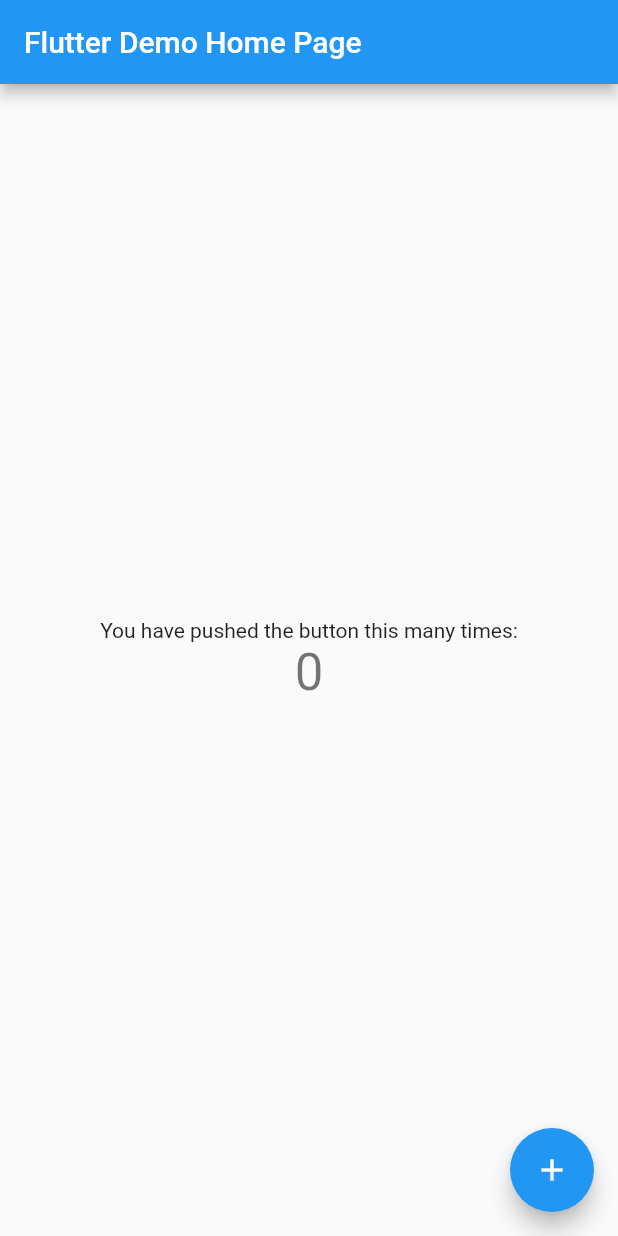
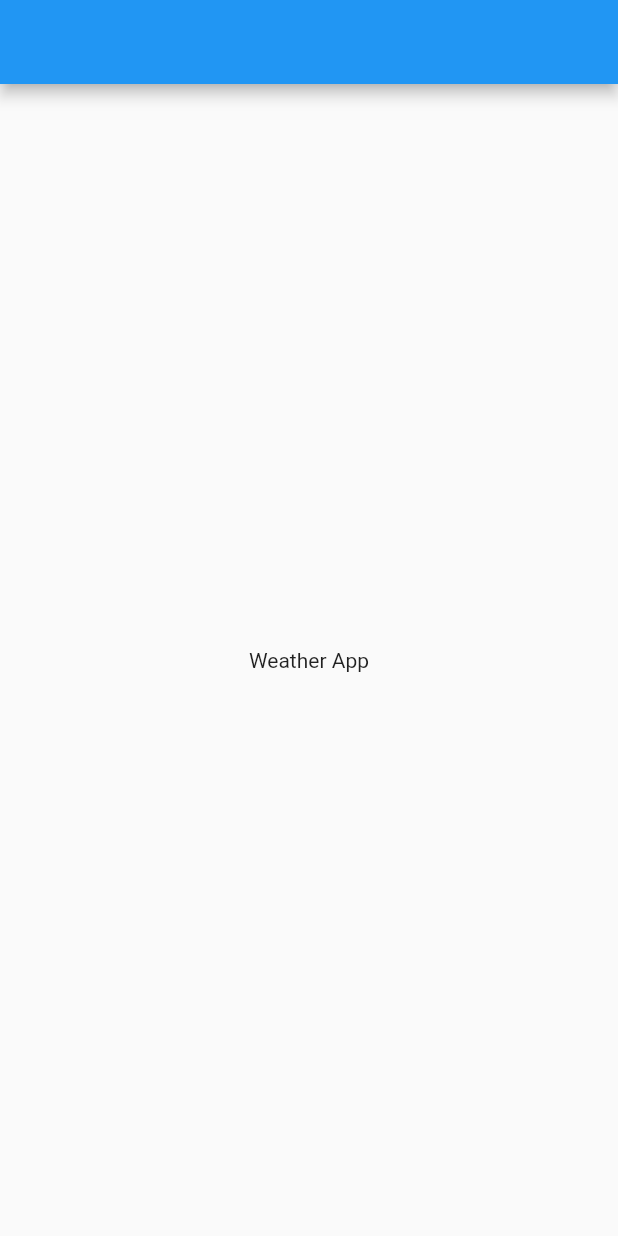
Before and after one commit to stanleykoz/weather_app, a Flutter app: the screen it shows after launch, on a phone screen of 412 x 824 dp. Run offline on Flutter 3.47's test engine with Material 2 defaults, Android fonts, the phone set to English and light mode, and no system bars.

Commit message:
create data model

```diff
--- a/lib/main.dart
+++ b/lib/main.dart
@@ -5,109 +5,33 @@ void main() {
 }
 
 class MyApp extends StatelessWidget {
-  // This widget is the root of your application.
   @override
   Widget build(BuildContext context) {
     return MaterialApp(
-      title: 'Flutter Demo',
+      title: 'Weather App',
       theme: ThemeData(
-        // This is the theme of your application.
-        //
-        // Try running your application with "flutter run". You'll see the
-        // application has a blue toolbar. Then, without quitting the app, try
-        // changing the primarySwatch below to Colors.green and then invoke
-        // "hot reload" (press "r" in the console where you ran "flutter run",
-        // or simply save your changes to "hot reload" in a Flutter IDE).
-        // Notice that the counter didn't reset back to zero; the application
-        // is not restarted.
         primarySwatch: Colors.blue,
       ),
-      home: MyHomePage(title: 'Flutter Demo Home Page'),
+      home: MyHomePage(),
     );
   }
 }
 
 class MyHomePage extends StatefulWidget {
-  MyHomePage({Key key, this.title}) : super(key: key);
-
-  // This widget is the home page of your application. It is stateful, meaning
-  // that it has a State object (defined below) that contains fields that affect
-  // how it looks.
-
-  // This class is the configuration for the state. It holds the values (in this
-  // case the title) provided by the parent (in this case the App widget) and
-  // used by the build method of the State. Fields in a Widget subclass are
-  // always marked "final".
-
-  final String title;
+  MyHomePage({Key key}) : super(key: key);
 
   @override
   _MyHomePageState createState() => _MyHomePageState();
 }
 
 class _MyHomePageState extends State<MyHomePage> {
-  int _counter = 0;
-
-  void _incrementCounter() {
-    setState(() {
-      // This call to setState tells the Flutter framework that something has
-      // changed in this State, which causes it to rerun the build method below
-      // so that the display can reflect the updated values. If we changed
-      // _counter without calling setState(), then the build method would not be
-      // called again, and so nothing would appear to happen.
-      _counter++;
-    });
-  }
-
   @override
   Widget build(BuildContext context) {
-    // This method is rerun every time setState is called, for instance as done
-    // by the _incrementCounter method above.
-    //
-    // The Flutter framework has been optimized to make rerunning build methods
-    // fast, so that you can just rebuild anything that needs updating rather
-    // than having to individually change instances of widgets.
     return Scaffold(
-      appBar: AppBar(
-        // Here we take the value from the MyHomePage object that was created by
-        // the App.build method, and use it to set our appbar title.
-        title: Text(widget.title),
+      appBar: AppBar(),
+      body: Center(
+        child: Text('Weather App'),
       ),
-      body: Center(
-        // Center is a layout widget. It takes a single child and positions it
-        // in the middle of the parent.
-        child: Column(
-          // Column is also a layout widget. It takes a list of children and
-          // arranges them vertically. By default, it sizes itself to fit its
-          // children horizontally, and tries to be as tall as its parent.
-          //
-          // Invoke "debug painting" (press "p" in the console, choose the
-          // "Toggle Debug Paint" action from the Flutter Inspector in Android
-          // Studio, or the "Toggle Debug Paint" command in Visual Studio Code)
-          // to see the wireframe for each widget.
-          //
-          // Column has various properties to control how it sizes itself and
-          // how it positions its children. Here we use mainAxisAlignment to
-          // center the children vertically; the main axis here is the vertical
-          // axis because Columns are vertical (the cross axis would be
-          // horizontal).
-          mainAxisAlignment: MainAxisAlignment.center,
-          children: <Widget>[
-            Text(
-              'You have pushed the button this many times:',
-            ),
-            Text(
-              '$_counter',
-              style: Theme.of(context).textTheme.headline4,
-            ),
-          ],
-        ),
-      ),
-      floatingActionButton: FloatingActionButton(
-        onPressed: _incrementCounter,
-        tooltip: 'Increment',
-        child: Icon(Icons.add),
-      ), // This trailing comma makes auto-formatting nicer for build methods.
     );
   }
 }
--- /dev/null
+++ b/lib/models/weather.dart
@@ -0,0 +1,54 @@
+import 'package:flutter/cupertino.dart';
+
+class WeatherResponse {
+  final String title;
+  final List<Weather> wheatherList;
+
+  WeatherResponse({this.title, this.wheatherList});
+
+  factory WeatherResponse.fromJson(Map<String, dynamic> json) =>
+      new WeatherResponse(
+        title: json['title'],
+        wheatherList: List<Weather>.from(
+          json['consolidated_weather'].map(
+            (weather) => Weather.fromJson(weather),
+          ),
+        ),
+      );
+}
+
+class Weather {
+  final DateTime date;
+  final String name;
+  final String image;
+  final String currentTemp;
+  final String maxTemp;
+  final String minTemp;
+  final String humidity;
+  final String pressure;
+  final String wind;
+
+  Weather({
+    @required this.date,
+    @required this.name,
+    @required this.image,
+    @required this.currentTemp,
+    @required this.minTemp,
+    @required this.maxTemp,
+    @required this.humidity,
+    @required this.pressure,
+    @required this.wind,
+  });
+
+  factory Weather.fromJson(Map<String, dynamic> json) => new Weather(
+        name: json['weather_state_name'].toString(),
+        date: DateTime.parse(json['applicable_date']),
+        currentTemp: json['the_temp'].toString(),
+        minTemp: json['min_temp'].toString(),
+        maxTemp: json['max_temp'].toString(),
+        humidity: json['humidity'].toString(),
+        pressure: json['air_pressure'].toString(),
+        wind: json['wind_speed'].toString(),
+        image: json['weather_state_abbr'].toString(),
+      );
+}
```
